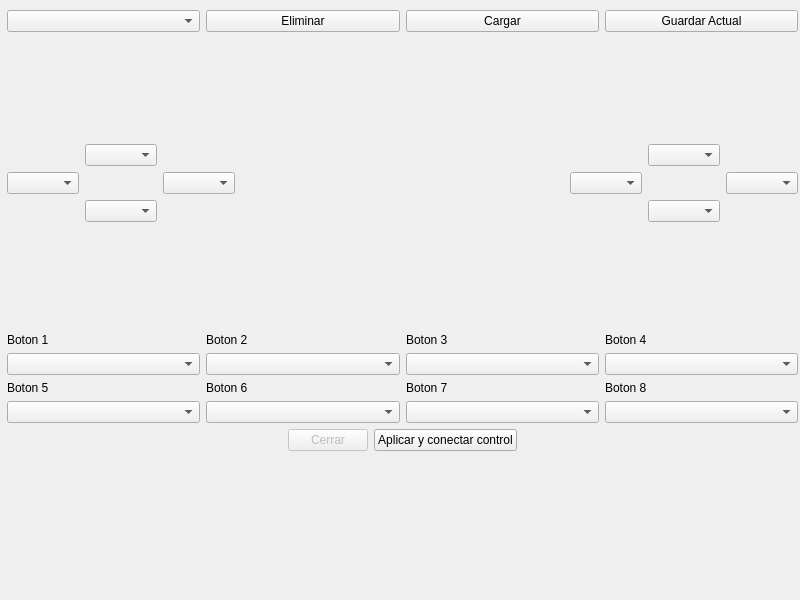
This is GUI/menu.ui in Hex4gono/PIP_Control as Qt 5 draws it before an edit. The edited form follows.
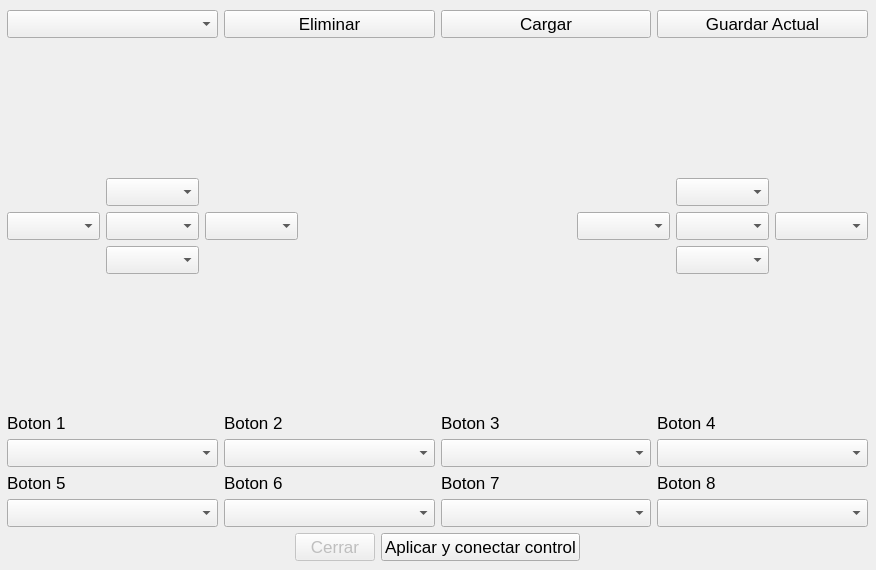
This is the edited form. Icons and pictures are not drawn.

```diff
--- a/GUI/menu.ui
+++ b/GUI/menu.ui
@@ -6,8 +6,8 @@
    <rect>
     <x>0</x>
     <y>0</y>
-    <width>800</width>
-    <height>600</height>
+    <width>876</width>
+    <height>570</height>
    </rect>
   </property>
   <property name="windowTitle">
@@ -19,18 +19,29 @@
      <rect>
       <x>7</x>
       <y>10</y>
-      <width>791</width>
-      <height>441</height>
+      <width>861</width>
+      <height>551</height>
      </rect>
     </property>
     <layout class="QVBoxLayout" name="AppLayout">
      <item>
       <layout class="QHBoxLayout" name="ConfigBox">
        <item>
-        <widget class="QComboBox" name="controlesComboBox"/>
+        <widget class="QComboBox" name="controlesComboBox">
+         <property name="font">
+          <font>
+           <pointsize>13</pointsize>
+          </font>
+         </property>
+        </widget>
        </item>
        <item>
         <widget class="QPushButton" name="borrarButton">
+         <property name="font">
+          <font>
+           <pointsize>13</pointsize>
+          </font>
+         </property>
          <property name="text">
           <string>Eliminar</string>
          </property>
@@ -38,6 +49,11 @@
        </item>
        <item>
         <widget class="QPushButton" name="cargarButton">
+         <property name="font">
+          <font>
+           <pointsize>13</pointsize>
+          </font>
+         </property>
          <property name="text">
           <string>Cargar</string>
          </property>
@@ -45,6 +61,11 @@
        </item>
        <item>
         <widget class="QPushButton" name="guardarButton">
+         <property name="font">
+          <font>
+           <pointsize>13</pointsize>
+          </font>
+         </property>
          <property name="text">
           <string>Guardar Actual</string>
          </property>
@@ -76,18 +97,47 @@
           <widget class="QComboBox" name="XNegCar"/>
          </item>
          <item row="1" column="2">
-          <widget class="QComboBox" name="YNegCar"/>
+          <widget class="QComboBox" name="YNegCar">
+           <property name="font">
+            <font>
+             <pointsize>13</pointsize>
+            </font>
+           </property>
+          </widget>
+         </item>
+         <item row="0" column="1">
+          <widget class="QComboBox" name="XNegCar">
+           <property name="font">
+            <font>
+             <pointsize>13</pointsize>
+            </font>
+           </property>
+          </widget>
          </item>
          <item row="1" column="0">
-          <widget class="QComboBox" name="YPosCar"/>
+          <widget class="QComboBox" name="YPosCar">
+           <property name="font">
+            <font>
+             <pointsize>13</pointsize>
+            </font>
+           </property>
+          </widget>
+         </item>
+         <item row="2" column="1">
+          <widget class="QComboBox" name="XPosCar">
+           <property name="font">
+            <font>
+             <pointsize>13</pointsize>
+            </font>
+           </property>
+          </widget>
          </item>
          <item row="1" column="1">
-          <widget class="QLabel" name="label">
-           <property name="text">
-            <string/>
-           </property>
-           <property name="pixmap">
-            <pixmap>Descargas/Imagen-removebg-preview(2).png</pixmap>
+          <widget class="QComboBox" name="L3Sel">
+           <property name="font">
+            <font>
+             <pointsize>13</pointsize>
+            </font>
            </property>
           </widget>
          </item>
@@ -115,18 +165,47 @@
           <widget class="QComboBox" name="YPosCar_2"/>
          </item>
          <item row="1" column="2">
-          <widget class="QComboBox" name="YNegCar_2"/>
+          <widget class="QComboBox" name="YNegCar_2">
+           <property name="font">
+            <font>
+             <pointsize>13</pointsize>
+            </font>
+           </property>
+          </widget>
+         </item>
+         <item row="2" column="1">
+          <widget class="QComboBox" name="XPosCar_2">
+           <property name="font">
+            <font>
+             <pointsize>13</pointsize>
+            </font>
+           </property>
+          </widget>
          </item>
          <item row="0" column="1">
-          <widget class="QComboBox" name="XNegCar_2"/>
+          <widget class="QComboBox" name="XNegCar_2">
+           <property name="font">
+            <font>
+             <pointsize>13</pointsize>
+            </font>
+           </property>
+          </widget>
+         </item>
+         <item row="1" column="0">
+          <widget class="QComboBox" name="YPosCar_2">
+           <property name="font">
+            <font>
+             <pointsize>13</pointsize>
+            </font>
+           </property>
+          </widget>
          </item>
          <item row="1" column="1">
-          <widget class="QLabel" name="label_2">
-           <property name="text">
-            <string/>
-           </property>
-           <property name="pixmap">
-            <pixmap>Descargas/Imagen-removebg-preview(2).png</pixmap>
+          <widget class="QComboBox" name="R3Sel">
+           <property name="font">
+            <font>
+             <pointsize>13</pointsize>
+            </font>
            </property>
           </widget>
          </item>
@@ -153,25 +232,47 @@
         <layout class="QVBoxLayout" name="Bot1Box">
          <item>
           <widget class="QLabel" name="Boton1txt">
+           <property name="font">
+            <font>
+             <pointsize>13</pointsize>
+            </font>
+           </property>
            <property name="text">
             <string>Boton 1</string>
            </property>
           </widget>
          </item>
          <item>
-          <widget class="QComboBox" name="Boton1Sel"/>
+          <widget class="QComboBox" name="Boton1Sel">
+           <property name="font">
+            <font>
+             <pointsize>13</pointsize>
+            </font>
+           </property>
+          </widget>
          </item>
          <item>
           <layout class="QVBoxLayout" name="Bot1Box_2">
            <item>
             <widget class="QLabel" name="Boton5txt">
+             <property name="font">
+              <font>
+               <pointsize>13</pointsize>
+              </font>
+             </property>
              <property name="text">
               <string>Boton 5</string>
              </property>
             </widget>
            </item>
            <item>
-            <widget class="QComboBox" name="Boton5Sel"/>
+            <widget class="QComboBox" name="Boton5Sel">
+             <property name="font">
+              <font>
+               <pointsize>13</pointsize>
+              </font>
+             </property>
+            </widget>
            </item>
           </layout>
          </item>
@@ -181,25 +282,47 @@
         <layout class="QVBoxLayout" name="Bot2Box">
          <item>
           <widget class="QLabel" name="Boton2txt">
+           <property name="font">
+            <font>
+             <pointsize>13</pointsize>
+            </font>
+           </property>
            <property name="text">
             <string>Boton 2</string>
            </property>
           </widget>
          </item>
          <item>
-          <widget class="QComboBox" name="Boton2Sel"/>
+          <widget class="QComboBox" name="Boton2Sel">
+           <property name="font">
+            <font>
+             <pointsize>13</pointsize>
+            </font>
+           </property>
+          </widget>
          </item>
          <item>
           <layout class="QVBoxLayout" name="Bot2Box_2">
            <item>
             <widget class="QLabel" name="Boton6txt">
+             <property name="font">
+              <font>
+               <pointsize>13</pointsize>
+              </font>
+             </property>
              <property name="text">
               <string>Boton 6</string>
              </property>
             </widget>
            </item>
            <item>
-            <widget class="QComboBox" name="Boton6Sel"/>
+            <widget class="QComboBox" name="Boton6Sel">
+             <property name="font">
+              <font>
+               <pointsize>13</pointsize>
+              </font>
+             </property>
+            </widget>
            </item>
           </layout>
          </item>
@@ -209,25 +332,47 @@
         <layout class="QVBoxLayout" name="Bot3Box">
          <item>
           <widget class="QLabel" name="Boton3txt">
+           <property name="font">
+            <font>
+             <pointsize>13</pointsize>
+            </font>
+           </property>
            <property name="text">
             <string>Boton 3</string>
            </property>
           </widget>
          </item>
          <item>
-          <widget class="QComboBox" name="Boton3Sel"/>
+          <widget class="QComboBox" name="Boton3Sel">
+           <property name="font">
+            <font>
+             <pointsize>13</pointsize>
+            </font>
+           </property>
+          </widget>
          </item>
          <item>
           <layout class="QVBoxLayout" name="Bot3Box_2">
            <item>
             <widget class="QLabel" name="Boton7txt">
+             <property name="font">
+              <font>
+               <pointsize>13</pointsize>
+              </font>
+             </property>
              <property name="text">
               <string>Boton 7</string>
              </property>
             </widget>
            </item>
            <item>
-            <widget class="QComboBox" name="Boton7Sel"/>
+            <widget class="QComboBox" name="Boton7Sel">
+             <property name="font">
+              <font>
+               <pointsize>13</pointsize>
+              </font>
+             </property>
+            </widget>
            </item>
           </layout>
          </item>
@@ -237,25 +382,47 @@
         <layout class="QVBoxLayout" name="Bot4Box">
          <item>
           <widget class="QLabel" name="Boton4txt">
+           <property name="font">
+            <font>
+             <pointsize>13</pointsize>
+            </font>
+           </property>
            <property name="text">
             <string>Boton 4</string>
            </property>
           </widget>
          </item>
          <item>
-          <widget class="QComboBox" name="Boton4Sel"/>
+          <widget class="QComboBox" name="Boton4Sel">
+           <property name="font">
+            <font>
+             <pointsize>13</pointsize>
+            </font>
+           </property>
+          </widget>
          </item>
          <item>
           <layout class="QVBoxLayout" name="Bot4Box_2">
            <item>
             <widget class="QLabel" name="Boton8txt">
+             <property name="font">
+              <font>
+               <pointsize>13</pointsize>
+              </font>
+             </property>
              <property name="text">
               <string>Boton 8</string>
              </property>
             </widget>
            </item>
            <item>
-            <widget class="QComboBox" name="Boton8Sel"/>
+            <widget class="QComboBox" name="Boton8Sel">
+             <property name="font">
+              <font>
+               <pointsize>13</pointsize>
+              </font>
+             </property>
+            </widget>
            </item>
           </layout>
          </item>
@@ -283,6 +450,11 @@
          <property name="enabled">
           <bool>false</bool>
          </property>
+         <property name="font">
+          <font>
+           <pointsize>13</pointsize>
+          </font>
+         </property>
          <property name="text">
           <string>Cerrar</string>
          </property>
@@ -293,6 +465,11 @@
          <property name="enabled">
           <bool>true</bool>
          </property>
+         <property name="font">
+          <font>
+           <pointsize>13</pointsize>
+          </font>
+         </property>
          <property name="text">
           <string>Aplicar y conectar control</string>
          </property>
```
Left out of the diff: 12 changed lines with no effect on the pictures.
